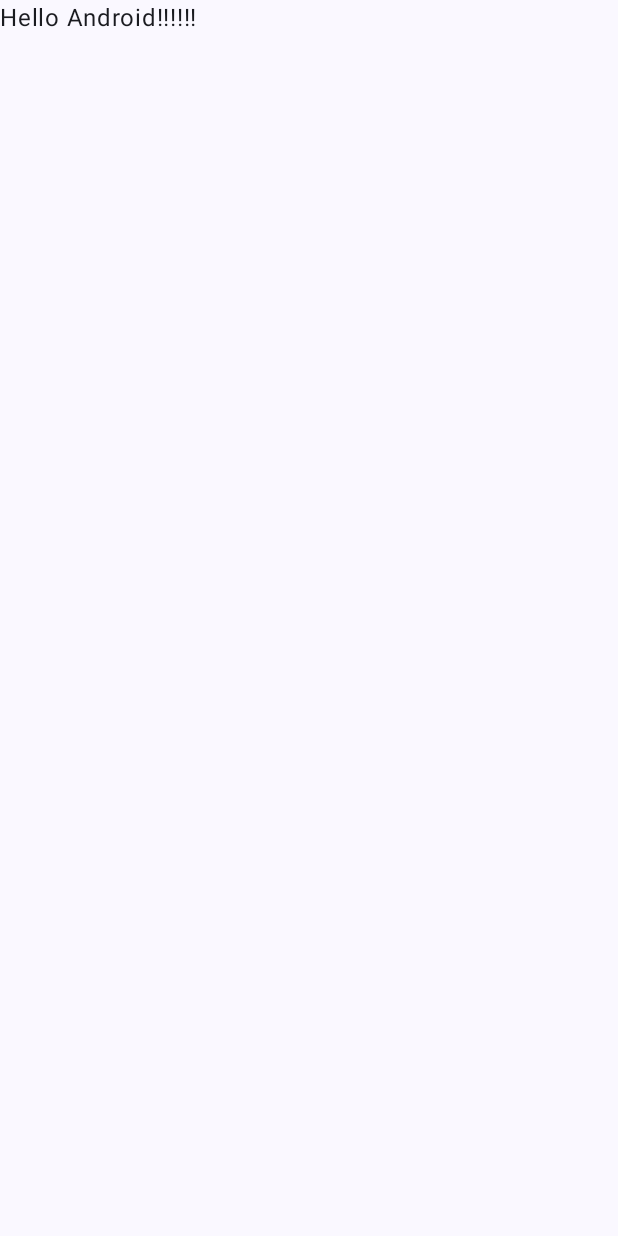
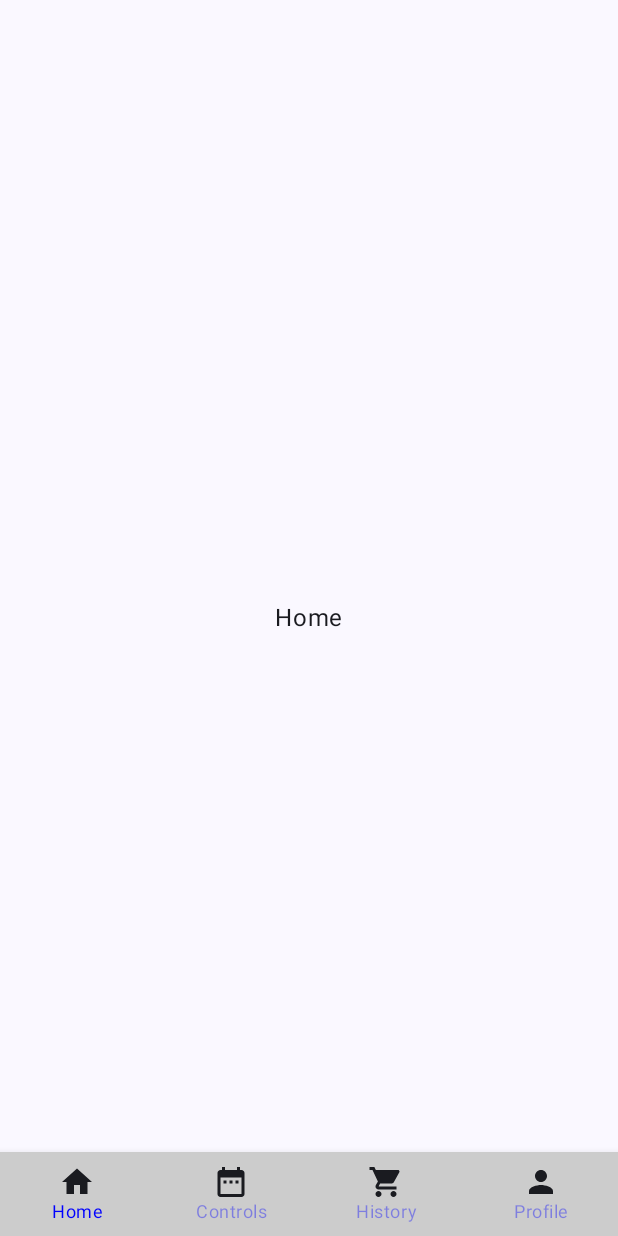
Before and after one commit to EddyWuu/AutoGreen_Mobile_Android, an Android app built with Jetpack Compose: the screen it shows after launch (MainActivity), on a phone screen of 412 x 824 dp. Before the commit the screen is almost empty. Run offline under Robolectric (Android 15) with nearby library versions, the phone set to English and light mode, and no system bars.

Commit message:
initial set up

```diff
--- /dev/null
+++ b/app/src/main/java/com/example/myapplication/BottomNavGraph.kt
@@ -0,0 +1,34 @@
+import androidx.compose.runtime.Composable
+import androidx.compose.ui.platform.LocalContext
+import androidx.lifecycle.viewmodel.compose.viewModel
+import androidx.navigation.NavHost
+import androidx.navigation.NavHostController
+import androidx.navigation.compose.NavHost
+import androidx.navigation.compose.composable
+import screens.ControlsScreen
+import screens.ProfileScreen
+import screens.HistoryScreen
+import screens.HomeScreen
+
+@Composable
+fun BottomNavGraph(navController: NavHostController) {
+    val context = LocalContext.current
+    NavHost(
+        navController = navController,
+        startDestination = BottomNavScreen.Home.route
+    ) {
+
+        composable(route = BottomNavScreen.Home.route) {
+            HomeScreen()
+        }
+        composable(route = BottomNavScreen.Controls.route) {
+            ControlsScreen()
+        }
+        composable(route = BottomNavScreen.History.route) {
+            HistoryScreen()
+        }
+        composable(route = BottomNavScreen.Profile.route) {
+            ProfileScreen()
+        }
+    }
+}
--- /dev/null
+++ b/app/src/main/java/com/example/myapplication/BottomNavScreen.kt
@@ -0,0 +1,33 @@
+import androidx.compose.material.icons.Icons
+import androidx.compose.material.icons.filled.DateRange
+import androidx.compose.material.icons.filled.Home
+import androidx.compose.material.icons.filled.Person
+import androidx.compose.material.icons.filled.ShoppingCart
+import androidx.compose.ui.graphics.vector.ImageVector
+
+sealed class BottomNavScreen(
+    val route: String,
+    val title: String,
+    val icon: ImageVector
+) {
+    object  Home: BottomNavScreen(
+        route = "home",
+        title = "Home",
+        icon = Icons.Default.Home
+    )
+    object  Profile: BottomNavScreen(
+        route = "profile",
+        title = "Profile",
+        icon = Icons.Default.Person
+    )
+    object  Controls: BottomNavScreen(
+        route = "controls",
+        title = "Controls",
+        icon = Icons.Default.DateRange
+    )
+    object  History: BottomNavScreen(
+        route = "history",
+        title = "History",
+        icon = Icons.Default.ShoppingCart
+    )
+}
--- a/app/src/main/java/com/example/myapplication/MainActivity.kt
+++ b/app/src/main/java/com/example/myapplication/MainActivity.kt
@@ -12,6 +12,7 @@ import androidx.compose.runtime.Composable
 import androidx.compose.ui.Modifier
 import androidx.compose.ui.tooling.preview.Preview
 import com.example.myapplication.ui.theme.MyApplicationTheme
+import screens.MainScreen
 
 class MainActivity : ComponentActivity() {
     override fun onCreate(savedInstanceState: Bundle?) {
@@ -25,6 +26,7 @@ class MainActivity : ComponentActivity() {
                         modifier = Modifier.padding(innerPadding)
                     )
                 }
+                MainScreen()
             }
         }
     }
--- /dev/null
+++ b/app/src/main/java/screens/HomeScreen.kt
@@ -0,0 +1,18 @@
+package screens
+
+import androidx.compose.foundation.layout.Box
+import androidx.compose.foundation.layout.fillMaxSize
+import androidx.compose.material3.Text
+import androidx.compose.runtime.Composable
+import androidx.compose.ui.Alignment
+import androidx.compose.ui.Modifier
+
+@Composable
+fun HomeScreen() {
+    Box(
+        modifier = Modifier.fillMaxSize(),
+        contentAlignment = Alignment.Center
+    ) {
+        Text(text = "Home")
+    }
+}
--- /dev/null
+++ b/app/src/main/java/screens/MainScreen.kt
@@ -0,0 +1,89 @@
+package screens
+
+import BottomNavGraph
+import BottomNavScreen
+import android.annotation.SuppressLint
+import androidx.compose.foundation.layout.Box
+import androidx.compose.foundation.layout.RowScope
+import androidx.compose.foundation.layout.fillMaxSize
+import androidx.compose.material.BottomNavigation
+import androidx.compose.material.BottomNavigationItem
+import androidx.compose.material.ContentAlpha
+import androidx.compose.material.LocalContentColor
+import androidx.compose.material.Text
+import androidx.compose.material3.Icon
+import androidx.compose.material3.Scaffold
+import androidx.compose.runtime.Composable
+import androidx.compose.runtime.getValue
+import androidx.compose.ui.Modifier
+import androidx.compose.ui.graphics.Color
+import androidx.navigation.NavDestination
+import androidx.navigation.NavDestination.Companion.hierarchy
+import androidx.navigation.NavGraph.Companion.findStartDestination
+import androidx.navigation.NavHostController
+import androidx.navigation.compose.currentBackStackEntryAsState
+import androidx.navigation.compose.rememberNavController
+
+@SuppressLint("UnusedMaterial3ScaffoldPaddingParameter", "UnusedMaterialScaffoldPaddingParameter")
+@Composable
+fun MainScreen() {
+    val navController = rememberNavController()
+    Scaffold(
+        bottomBar = { BottomBar(navController = navController) }
+    ) {
+        Box(modifier = Modifier.fillMaxSize()) {
+            BottomNavGraph(navController = navController)
+        }
+    }
+}
+
+@Composable
+fun BottomBar(navController: NavHostController) {
+    val screens = listOf(
+        BottomNavScreen.Home,
+        BottomNavScreen.Controls,
+        BottomNavScreen.History,
+        BottomNavScreen.Profile
+    )
+    val navBackStackEntry by navController.currentBackStackEntryAsState()
+    val currentDestination = navBackStackEntry?.destination
+
+    BottomNavigation(backgroundColor = Color.LightGray, contentColor = Color.Blue) {
+        screens.forEach { screen ->
+            AddItem(screen = screen, currentDestination = currentDestination, navController = navController)
+        }
+    }
+}
+
+@Composable
+fun RowScope.AddItem(
+    screen: BottomNavScreen,
+    currentDestination: NavDestination?,
+    navController: NavHostController
+) {
+    BottomNavigationItem(
+        label = {
+            Text(screen.title)
+        },
+        icon = {
+            Icon(
+                imageVector = screen.icon,
+                contentDescription = "NavigationIcon"
+            )
+        },
+        selected = currentDestination?.hierarchy?.any {
+            it.route == screen.route
+        } == true,
+        unselectedContentColor = LocalContentColor.current.copy(alpha = ContentAlpha.disabled),
+        onClick = {
+            // pop screens from stack when switching tabs, prevent stack buildup
+            navController.navigate(screen.route) {
+                popUpTo(navController.graph.findStartDestination().id) {
+                    saveState = true
+                }
+                launchSingleTop = true
+                restoreState = true
+            }
+        }
+    )
+}
```
Also changed, not shown: app/build.gradle.kts (+27 -0 lines), app/src/main/java/screens/ControlsScreen.kt (added, +18 -0 lines), app/src/main/java/screens/HistoryScreen.kt (added, +18 -0 lines), app/src/main/java/screens/ProfileScreen.kt (added, +18 -0 lines), app/src/main/java/screens/tools/CustomTopAppBar.kt (added, +58 -0 lines), gradle/libs.versions.toml (+68 -3 lines).
